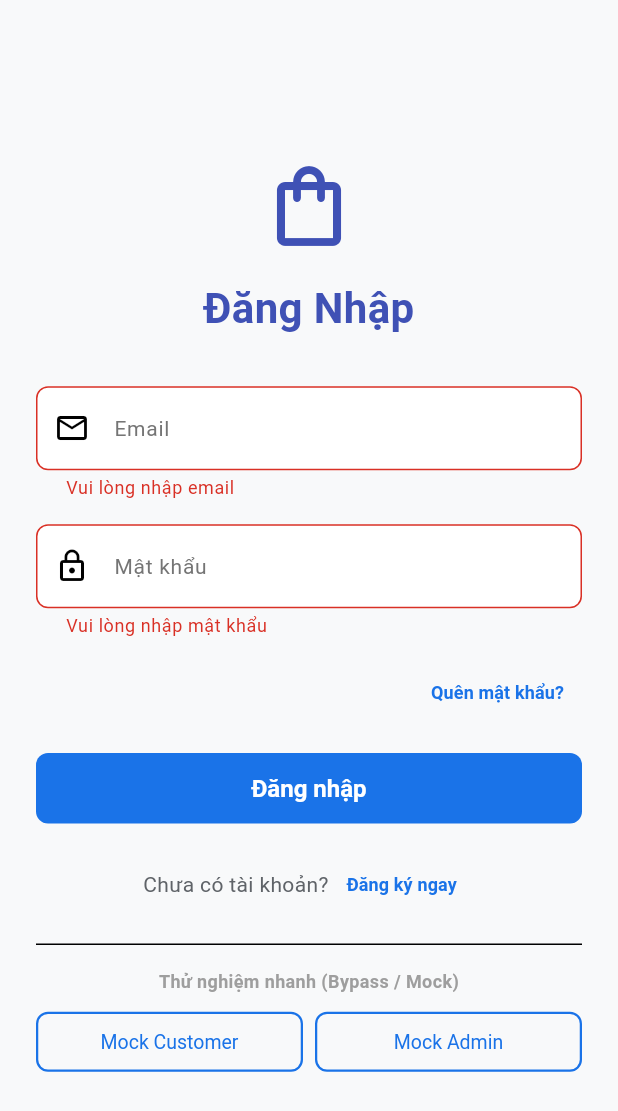
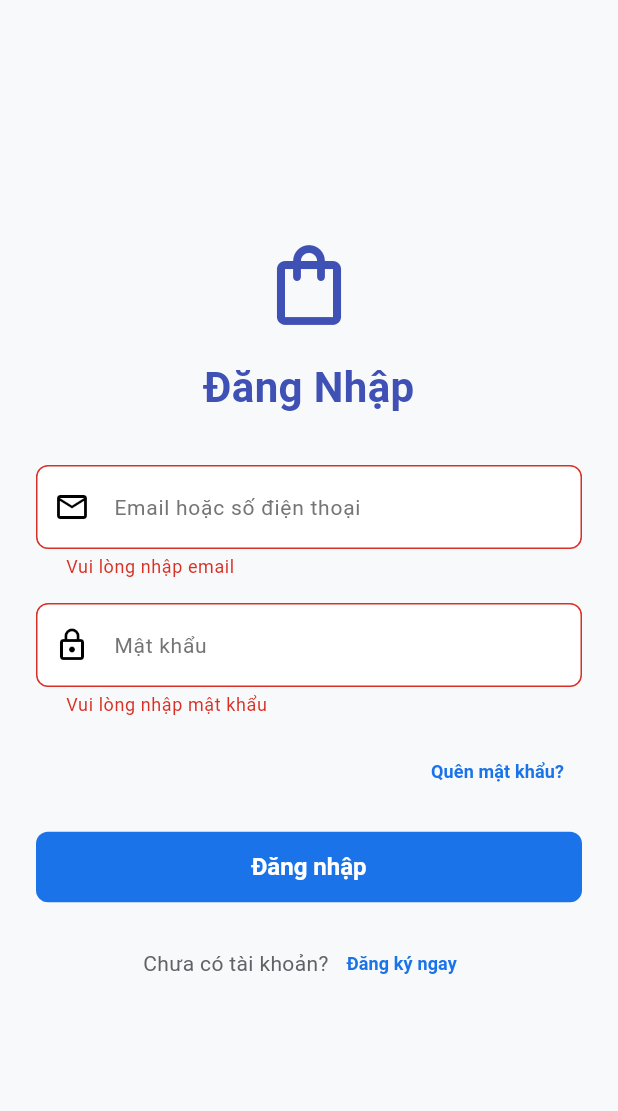
Before and after one commit to DXTPAxT/PRM_fe, a Flutter app: the screen it shows after launch, after a tap on "Đăng nhập", on a phone screen of 412 x 824 dp. Shown: the top 1111 px of the screen. Run offline on Flutter 3.47's test engine with Material 3 defaults, Android fonts, the phone set to English and light mode, and no system bars; our stand-ins replace dio, firebase_messaging, flutter_riverpod, flutter_secure_storage, freezed_annotation, go_router and 1 more; accounts and stored records are empty.

Commit message:
feat(auth): sync Flutter auth with backend contract

```diff
--- a/lib/features/auth/domain/repositories/auth_repository.dart
+++ b/lib/features/auth/domain/repositories/auth_repository.dart
@@ -1,6 +1,9 @@
 import '../../data/models/auth_models.dart';
+import '../../../../shared/models/user.dart';
 
 abstract class AuthRepository {
+  Future<User> getCurrentUser();
+
   Future<AuthResponse> login({
     required String email,
     required String password,
--- a/lib/features/auth/presentation/providers/auth_provider.dart
+++ b/lib/features/auth/presentation/providers/auth_provider.dart
@@ -12,6 +12,7 @@ import '../../domain/usecases/register_usecase.dart';
 import '../../domain/usecases/forgot_password_usecase.dart';
 import '../../domain/usecases/verify_otp_usecase.dart';
 import '../../domain/usecases/reset_password_usecase.dart';
+import '../../domain/usecases/get_current_user_usecase.dart';
 
 enum AuthStatus {
   initial,
@@ -56,16 +57,13 @@ class AuthNotifier extends StateNotifier<AuthState> {
   Future<void> checkInitialState() async {
     final token = await _secureStorage.getAccessToken();
     if (token != null && token.isNotEmpty) {
-      // Default placeholder user for initialization (in real app, fetch profile API)
-      state = AuthState.authenticated(
-        const User(
-          id: '1',
-          fullName: 'User Scaffold',
-          email: 'user@example.com',
-          phone: '0123456789',
-          role: 'customer',
-        ),
-      );
+      try {
+        final user = await _ref.read(getCurrentUserUseCaseProvider).call();
+        state = AuthState.authenticated(user);
+      } catch (_) {
+        await _secureStorage.clearTokens();
+        state = AuthState.unauthenticated();
+      }
     } else {
       state = AuthState.unauthenticated();
     }
@@ -207,6 +205,11 @@ final resetPasswordUseCaseProvider = Provider<ResetPasswordUseCase>((ref) {
   return ResetPasswordUseCase(repository);
 });
 
+final getCurrentUserUseCaseProvider = Provider<GetCurrentUserUseCase>((ref) {
+  final repository = ref.watch(authRepositoryProvider);
+  return GetCurrentUserUseCase(repository);
+});
+
 // Auth Provider
 final authProvider = StateNotifierProvider<AuthNotifier, AuthState>((ref) {
   final secureStorage = ref.watch(secureStorageProvider);
--- a/lib/features/auth/presentation/screens/login_screen.dart
+++ b/lib/features/auth/presentation/screens/login_screen.dart
@@ -2,7 +2,6 @@ import 'package:flutter/material.dart';
 import 'package:flutter_riverpod/flutter_riverpod.dart';
 import 'package:go_router/go_router.dart';
 import '../providers/auth_provider.dart';
-import '../../../../shared/models/user.dart';
 
 class LoginScreen extends ConsumerStatefulWidget {
   const LoginScreen({super.key});
@@ -30,34 +29,6 @@ class _LoginScreenState extends ConsumerState<LoginScreen> {
             _passwordController.text,
           );
     }
-  }
-
-  void _mockLoginCustomer() {
-    ref.read(authProvider.notifier).setAuthenticatedUser(
-          const User(
-            id: 'mock_cus_1',
-            fullName: 'Customer Test',
-            email: 'customer@test.com',
-            phone: '0112233445',
-            role: 'customer',
-          ),
-          'mock_access_token',
-          'mock_refresh_token',
-        );
-  }
-
-  void _mockLoginAdmin() {
-    ref.read(authProvider.notifier).setAuthenticatedUser(
-          const User(
-            id: 'mock_adm_1',
-            fullName: 'Admin Test',
-            email: 'admin@test.com',
-            phone: '0998877665',
-            role: 'admin',
-          ),
-          'mock_access_token',
-          'mock_refresh_token',
-        );
   }
 
   @override
@@ -106,16 +77,22 @@ class _LoginScreenState extends ConsumerState<LoginScreen> {
                   controller: _emailController,
                   keyboardType: TextInputType.emailAddress,
                   decoration: const InputDecoration(
-                    labelText: 'Email',
-                    hintText: 'Nhập email của bạn',
+                    labelText: 'Email hoặc số điện thoại',
+                    hintText: 'Nhập email hoặc số điện thoại',
                     prefixIcon: Icon(Icons.email_outlined),
                   ),
                   validator: (value) {
                     if (value == null || value.trim().isEmpty) {
                       return 'Vui lòng nhập email';
                     }
-                    if (!RegExp(r'^[\w-\.]+@([\w-]+\.)+[\w-]{2,4}$').hasMatch(value)) {
-                      return 'Email không hợp lệ';
+                    final identifier = value.trim();
+                    final isEmail = RegExp(
+                      r'^[\w-\.]+@([\w-]+\.)+[\w-]{2,4}$',
+                    ).hasMatch(identifier);
+                    final isPhone = RegExp(r'^0[35789][0-9]{8}$')
+                        .hasMatch(identifier);
+                    if (!isEmail && !isPhone) {
+                      return 'Email hoặc số điện thoại không hợp lệ';
                     }
                     return null;
                   },
@@ -170,38 +147,6 @@ class _LoginScreenState extends ConsumerState<LoginScreen> {
                     ),
                   ],
                 ),
-                const Divider(height: 32),
-                const Text(
-                  'Thử nghiệm nhanh (Bypass / Mock)',
-                  textAlign: TextAlign.center,
-                  style: TextStyle(fontSize: 12, color: Colors.grey, fontWeight: FontWeight.bold),
-                ),
-                const SizedBox(height: 8),
-                Row(
-                  children: [
-                    Expanded(
-                      child: OutlinedButton(
-                        onPressed: _mockLoginCustomer,
-                        style: OutlinedButton.styleFrom(
-                          padding: const EdgeInsets.symmetric(vertical: 8),
-                          textStyle: const TextStyle(fontSize: 13),
-                        ),
-                        child: const Text('Mock Customer'),
-                      ),
-                    ),
-                    const SizedBox(width: 8),
-                    Expanded(
-                      child: OutlinedButton(
-                        onPressed: _mockLoginAdmin,
-                        style: OutlinedButton.styleFrom(
-                          padding: const EdgeInsets.symmetric(vertical: 8),
-                          textStyle: const TextStyle(fontSize: 13),
-                        ),
-                        child: const Text('Mock Admin'),
-                      ),
-                    ),
-                  ],
-                ),
               ],
             ),
           ),
--- a/lib/shared/models/user.dart
+++ b/lib/shared/models/user.dart
@@ -7,9 +7,9 @@ part 'user.g.dart';
 class User with _$User {
   const factory User({
     required String id,
-    @JsonKey(name: 'full_name') required String fullName,
-    required String email,
-    required String phone,
+    required String fullName,
+    String? email,
+    String? phone,
     required String role,
   }) = _User;
 
```
Also changed, not shown: lib/features/auth/data/datasources/auth_remote_data_source.dart (+9 -0 lines), lib/features/auth/data/models/auth_models.dart (+5 -4 lines), lib/features/auth/data/repositories/auth_repository_impl.dart (+10 -0 lines), lib/features/auth/domain/usecases/get_current_user_usecase.dart (added, +12 -0 lines), lib/features/auth/data/models/auth_models.g.dart, lib/shared/models/user.freezed.dart, lib/shared/models/user.g.dart.
